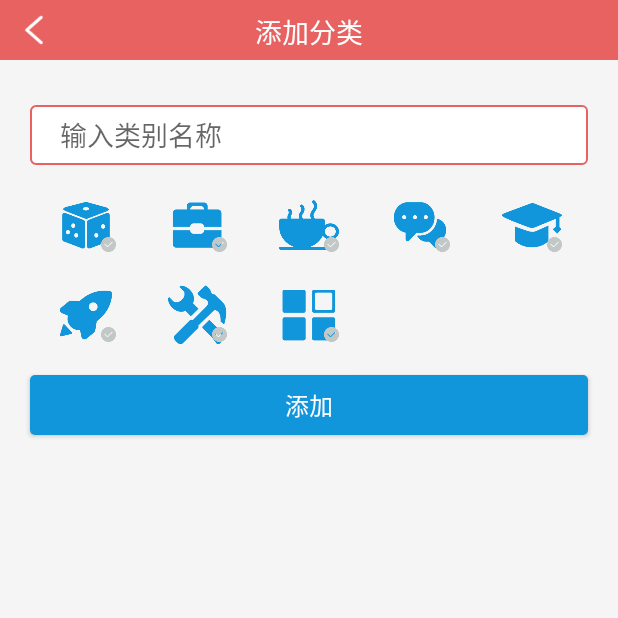
After one commit to bigExplor/OfflinePasswordManager, an Android app: the AddTypeActivity screen opened directly, with no data from a screen before it, on a phone screen of 412 x 824 dp, the top half of it. The commit adds this screen. Run offline under Robolectric (Android 15) with nearby library versions, the phone set to English and light mode, and no system bars; libraries missing offline, so code that uses them is left out: com.gyf.immersionbar; 1 statement that could not run was skipped.

Commit message:
添加类别UI实现

```diff
--- a/app/build.gradle
+++ b/app/build.gradle
@@ -5,7 +5,7 @@ android {
     buildToolsVersion "30.0.2"
     defaultConfig {
         applicationId "com.example.accountmanager"
-        minSdkVersion 15
+        minSdkVersion 21
         targetSdkVersion 30
         versionCode 1
         versionName "1.0"
--- a/app/src/main/AndroidManifest.xml
+++ b/app/src/main/AndroidManifest.xml
@@ -10,7 +10,10 @@
         android:roundIcon="@mipmap/ic_launcher_round"
         android:supportsRtl="true"
         android:theme="@style/AppTheme">
-        <activity android:name=".activities.SearchActivity" android:windowSoftInputMode="stateVisible"></activity>
+        <activity android:name=".activities.AddTypeActivity"></activity>
+        <activity
+            android:name=".activities.SearchActivity"
+            android:windowSoftInputMode="stateVisible" />
         <activity android:name=".activities.AddAccountActivity" />
         <activity android:name=".activities.AccountBookActivity" />
         <activity android:name=".activities.SetPasswordActivity" />
--- /dev/null
+++ b/app/src/main/java/com/example/accountmanager/activities/AddTypeActivity.java
@@ -0,0 +1,64 @@
+package com.example.accountmanager.activities;
+
+import android.widget.Button;
+import android.widget.EditText;
+
+import androidx.recyclerview.widget.GridLayoutManager;
+import androidx.recyclerview.widget.RecyclerView;
+
+import com.example.accountmanager.R;
+import com.example.accountmanager.adapters.ChooseTypeImgAdapter;
+import com.example.accountmanager.base.BaseActivity;
+import com.example.accountmanager.bean.TypeImg;
+import com.example.accountmanager.ui.TitleBar;
+
+import java.util.ArrayList;
+import java.util.List;
+
+/**
+ * @author CharlesLu
+ * @description 添加类别的界面
+ */
+public class AddTypeActivity extends BaseActivity {
+
+    private TitleBar mTitleBar;
+    private EditText mEtType;
+    private Button mButton;
+    private RecyclerView mRecyclerView;
+
+    @Override
+    protected int getLayoutId() {
+        return R.layout.activity_add_type;
+    }
+
+    @Override
+    protected void initView() {
+        mTitleBar = findViewById(R.id.titleBar);
+        mEtType = findViewById(R.id.et_type);
+        mButton = findViewById(R.id.btn);
+        mRecyclerView = findViewById(R.id.rv_list);
+    }
+
+    @Override
+    protected void initData() {
+        mTitleBar.setText("添加分类");
+    }
+
+    @Override
+    protected void initListener() {
+        mTitleBar.setLeft(R.drawable.left, v -> finish());
+        List<TypeImg> list = new ArrayList<TypeImg>() {{
+            add(new TypeImg(R.drawable.game_cover, false));
+            add(new TypeImg(R.drawable.work_cover, false));
+            add(new TypeImg(R.drawable.happy_cover, false));
+            add(new TypeImg(R.drawable.chat_cover, false));
+            add(new TypeImg(R.drawable.education_cover, false));
+            add(new TypeImg(R.drawable.xiaolv_cover, false));
+            add(new TypeImg(R.drawable.tools_cover, false));
+            add(new TypeImg(R.drawable.others_cover, false));
+        }};
+        ChooseTypeImgAdapter adapter = new ChooseTypeImgAdapter(list);
+        mRecyclerView.setLayoutManager(new GridLayoutManager(this, 5));
+        mRecyclerView.setAdapter(adapter);
+    }
+}
--- /dev/null
+++ b/app/src/main/java/com/example/accountmanager/adapters/ChooseTypeImgAdapter.java
@@ -0,0 +1,75 @@
+package com.example.accountmanager.adapters;
+
+import android.content.Context;
+import android.view.LayoutInflater;
+import android.view.View;
+import android.view.ViewGroup;
+import android.widget.ImageView;
+import android.widget.RelativeLayout;
+
+import androidx.annotation.NonNull;
+import androidx.recyclerview.widget.RecyclerView;
+
+import com.example.accountmanager.R;
+import com.example.accountmanager.bean.TypeImg;
+
+import java.util.List;
+
+/**
+ * @author CharlesLu
+ * @date 2021/5/25 15:14
+ * @description
+ */
+public class ChooseTypeImgAdapter extends RecyclerView.Adapter<ViewHolder> {
+    private List<TypeImg> list;
+    private Context mContext;
+
+    public ChooseTypeImgAdapter(List<TypeImg> list) {
+        this.list = list;
+    }
+
+    @NonNull
+    @Override
+    public ViewHolder onCreateViewHolder(@NonNull ViewGroup parent, int viewType) {
+        if (mContext == null) mContext = parent.getContext();
+        View itemView = LayoutInflater.from(parent.getContext()).inflate(R.layout.layout_choose_type_img, parent, false);
+        return new ViewHolder(itemView);
+    }
+
+    @Override
+    public void onBindViewHolder(@NonNull ViewHolder holder, int position) {
+        TypeImg img = list.get(position);
+        holder.ivCover.setImageDrawable(mContext.getDrawable(img.imgId));
+        if (img.hasChosen) {
+            holder.ivChosen.setImageDrawable(mContext.getDrawable(R.drawable.chosen));
+        } else {
+            holder.ivChosen.setImageDrawable(mContext.getDrawable(R.drawable.no_chosen));
+        }
+        holder.rlContainer.setOnClickListener(v -> {
+            boolean currentState = img.hasChosen;
+            for (TypeImg item : list) {
+                item.hasChosen = false;
+            }
+            img.hasChosen = !currentState;
+            notifyDataSetChanged();
+        });
+    }
+
+    @Override
+    public int getItemCount() {
+        return list.size();
+    }
+}
+
+class ViewHolder extends RecyclerView.ViewHolder {
+    public ImageView ivCover;
+    public ImageView ivChosen;
+    public RelativeLayout rlContainer;
+
+    public ViewHolder(@NonNull View itemView) {
+        super(itemView);
+        ivCover = itemView.findViewById(R.id.iv_cover);
+        ivChosen = itemView.findViewById(R.id.iv_chosen);
+        rlContainer = itemView.findViewById(R.id.rl_container);
+    }
+}
--- /dev/null
+++ b/app/src/main/java/com/example/accountmanager/bean/TypeImg.java
@@ -0,0 +1,17 @@
+package com.example.accountmanager.bean;
+
+/**
+ * @author CharlesLu
+ * @date 2021/5/25 15:51
+ * @description 类别图标类
+ */
+public class TypeImg {
+    public int imgId;
+    public boolean hasChosen;
+
+    public TypeImg() {}
+    public TypeImg(int imgId, boolean hasChosen) {
+        this.imgId = imgId;
+        this.hasChosen = hasChosen;
+    }
+}
--- a/app/src/main/java/com/example/accountmanager/dao/AccountDao.java
+++ b/app/src/main/java/com/example/accountmanager/dao/AccountDao.java
@@ -9,7 +9,7 @@ import java.util.ArrayList;
 import java.util.List;
 
 public class AccountDao {
-    private MySQLiteHelper helper;
+    private final MySQLiteHelper helper;
     private SQLiteDatabase db = null;
 
     public AccountDao() {
--- a/app/src/main/java/com/example/accountmanager/fragments/MyFragment.java
+++ b/app/src/main/java/com/example/accountmanager/fragments/MyFragment.java
@@ -70,9 +70,9 @@ public class MyFragment extends Fragment implements View.OnClickListener {
 
     private void setChooseFinger() {
         if (SpUtil.getInstance().getBoolean("finger")) {
-            iv_choose.setImageResource(R.drawable.choosen);
+            iv_choose.setImageResource(R.drawable.chosen);
         } else {
-            iv_choose.setImageResource(R.drawable.no_choosen);
+            iv_choose.setImageResource(R.drawable.no_chosen);
         }
     }
 
--- a/app/src/main/java/com/example/accountmanager/ui/TitleBar.java
+++ b/app/src/main/java/com/example/accountmanager/ui/TitleBar.java
@@ -63,6 +63,11 @@ public class TitleBar extends RelativeLayout {
         }
     }
 
+    public void setRightVisibility(boolean visibility) {
+        if (visibility) iv_right.setVisibility(View.VISIBLE);
+        else iv_right.setVisibility(View.GONE);
+    }
+
     public void setRight2(int resource, OnClickListener listener) {
         if (iv_right2 != null) {
             iv_right2.setVisibility(View.VISIBLE);
--- /dev/null
+++ b/app/src/main/res/layout/activity_add_type.xml
@@ -0,0 +1,44 @@
+<?xml version="1.0" encoding="utf-8"?>
+<LinearLayout xmlns:android="http://schemas.android.com/apk/res/android"
+    xmlns:tools="http://schemas.android.com/tools"
+    android:layout_width="match_parent"
+    android:layout_height="match_parent"
+    android:background="@color/grey_content"
+    android:orientation="vertical">
+
+    <com.example.accountmanager.ui.TitleBar
+        android:id="@+id/titleBar"
+        android:layout_width="match_parent"
+        android:layout_height="40dp"/>
+
+    <EditText
+        android:id="@+id/et_type"
+        android:layout_width="match_parent"
+        android:layout_height="40dp"
+        android:layout_marginTop="30dp"
+        android:layout_marginLeft="20dp"
+        android:layout_marginRight="20dp"
+        android:paddingStart="20dp"
+        android:hint="输入类别名称"
+        android:background="@drawable/shape_input"
+        tools:ignore="RtlSymmetry" />
+
+    <androidx.recyclerview.widget.RecyclerView
+        android:id="@+id/rv_list"
+        android:layout_width="match_parent"
+        android:layout_height="wrap_content"
+        android:layout_marginLeft="20dp"
+        android:layout_marginRight="20dp"/>
+
+    <Button
+        android:id="@+id/btn"
+        android:layout_width="match_parent"
+        android:layout_height="40dp"
+        android:layout_marginTop="20dp"
+        android:layout_marginLeft="20dp"
+        android:layout_marginRight="20dp"
+        android:textColor="@color/white"
+        android:textSize="16sp"
+        android:background="@drawable/shape_btn_positive"
+        android:text="添加"/>
+</LinearLayout>
--- /dev/null
+++ b/app/src/main/res/layout/layout_choose_type_img.xml
@@ -0,0 +1,24 @@
+<?xml version="1.0" encoding="utf-8"?>
+<RelativeLayout xmlns:android="http://schemas.android.com/apk/res/android"
+    android:layout_width="match_parent"
+    android:layout_height="40dp"
+    android:layout_marginTop="20dp"
+    android:id="@+id/rl_container">
+
+    <ImageView
+        android:id="@+id/iv_cover"
+        android:layout_width="40dp"
+        android:layout_height="40dp"
+        android:layout_centerHorizontal="true"
+        android:src="@drawable/game_cover"/>
+
+    <ImageView
+        android:id="@+id/iv_chosen"
+        android:layout_width="10dp"
+        android:layout_height="10dp"
+        android:layout_alignParentBottom="true"
+        android:layout_toEndOf="@id/iv_cover"
+        android:layout_marginBottom="2dp"
+        android:layout_marginStart="-10dp"
+        android:src="@drawable/no_chosen"/>
+</RelativeLayout>
```
Also changed, not shown: app/src/main/java/com/example/accountmanager/activities/MainActivity.java (+12 -3 lines), app/src/main/java/com/example/accountmanager/dao/TypeDao.java (+27 -2 lines), app/src/main/res/drawable-xhdpi/chosen.png (renamed from app/src/main/res/drawable-xhdpi/choosen.png), app/src/main/res/drawable-xhdpi/no_chosen.png (renamed from app/src/main/res/drawable-xhdpi/no_choosen.png).
